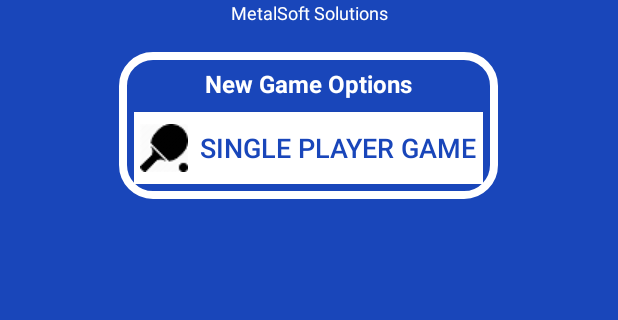
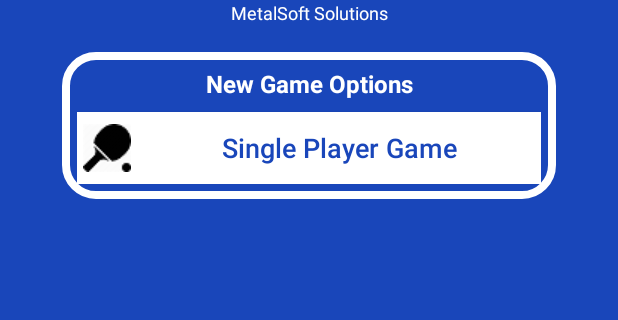
Before and after one commit to Metalaxe1/DroidPong, an Android app: the screen it shows after launch (StartGameActivity), on a phone screen of 412 x 824 dp, the part 465-785 px from its top. Run offline under Robolectric (Android 15) with nearby library versions, the phone set to English and light mode, and no system bars.

Commit message:
Game start options now has a width of 80 percent of screen width.

```diff
--- a/app/src/main/java/com/metalsoft/droidpong/StartGameActivity.java
+++ b/app/src/main/java/com/metalsoft/droidpong/StartGameActivity.java
@@ -11,7 +11,9 @@ import android.support.v7.app.ActionBar;
 import android.support.v7.app.AlertDialog;
 import android.support.v7.app.AppCompatActivity;
 import android.view.View;
+import android.view.ViewGroup;
 import android.widget.Button;
+import android.widget.LinearLayout;
 import android.widget.Toast;
 
 /**
@@ -37,6 +39,11 @@ public class StartGameActivity extends AppCompatActivity {
         handler = new Handler();
         singleStart = (Button) findViewById(R.id.button_single_start);
         Button hthButton = (Button) findViewById(R.id.button_hth_start);
+        LinearLayout optionsLayout = (LinearLayout) findViewById(R.id.layout_game_options);
+        ViewGroup.LayoutParams params = optionsLayout.getLayoutParams();
+        int width = getResources().getDisplayMetrics().widthPixels;
+        params.width = (int) (width*.80);
+        optionsLayout.setLayoutParams(params);
         hthButton.setVisibility(View.GONE);
         //scoresDatabase = new ScoresDatabase(this);
         /*
@@ -68,7 +75,7 @@ public class StartGameActivity extends AppCompatActivity {
         singleStart.setBackgroundColor(Color.parseColor("#1946BA"));
         singleStart.setTextColor(Color.WHITE);
         singleStart.invalidate();
-        handler.postDelayed(delayedSingleButtonPress, 250);
+        handler.postDelayed(delayedSingleButtonPress, 100);
     }
 
     private Runnable delayedSingleButtonPress = new Runnable() {
--- a/app/src/main/res/layout/activity_start.xml
+++ b/app/src/main/res/layout/activity_start.xml
@@ -44,6 +44,7 @@
     <LinearLayout
         android:layout_width="wrap_content"
         android:layout_height="wrap_content"
+        android:id="@+id/layout_game_options"
         android:orientation="vertical"
         android:layout_gravity="center"
         android:backgroundTintMode="multiply"
@@ -69,6 +70,7 @@
         android:background="#FFFFFF"
         android:textColor="#1946BA"
         android:textSize="18sp"
+        android:textAllCaps="false"
         android:layout_marginTop="8sp"
         android:drawableStart="@drawable/single"
         android:drawablePadding="8sp"
@@ -84,6 +86,7 @@
         android:padding="4sp"
         android:background="#FFFFFF"
         android:textSize="18sp"
+        android:textAllCaps="false"
         android:textColor="#1946BA"
         android:layout_marginTop="8sp"
         android:drawableStart="@drawable/hth"
```
